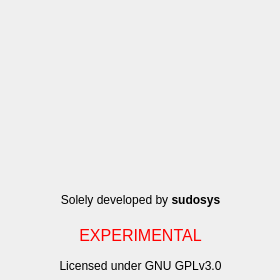
Before: the Qt Designer form src/gui/about_window/aboutwindow.ui in sudosys/matchmatch-game, drawn with Qt 5.
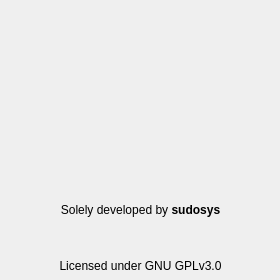
After: the same form once the commit is applied. Icons and pictures are not drawn.

Patch:
```diff
--- a/src/gui/about_window/aboutwindow.ui
+++ b/src/gui/about_window/aboutwindow.ui
@@ -51,7 +51,7 @@
    <property name="geometry">
     <rect>
      <x>0</x>
-     <y>190</y>
+     <y>200</y>
      <width>281</width>
      <height>21</height>
     </rect>
@@ -127,7 +127,7 @@
     </rect>
    </property>
    <property name="text">
-    <string>&lt;html&gt;&lt;head/&gt;&lt;body&gt;&lt;p&gt;&lt;span style=&quot; font-size:12pt; color:#ff0000;&quot;&gt;EXPERIMENTAL&lt;/span&gt;&lt;/p&gt;&lt;/body&gt;&lt;/html&gt;</string>
+    <string>&lt;html&gt;&lt;head/&gt;&lt;body&gt;&lt;p&gt;&lt;br/&gt;&lt;/p&gt;&lt;/body&gt;&lt;/html&gt;</string>
    </property>
    <property name="alignment">
     <set>Qt::AlignCenter</set>
```
